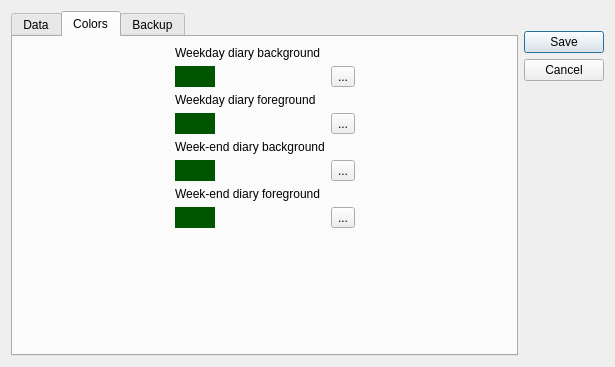
Qt form ui/settings.ui (vangeytedvg/Diary) before a commit.
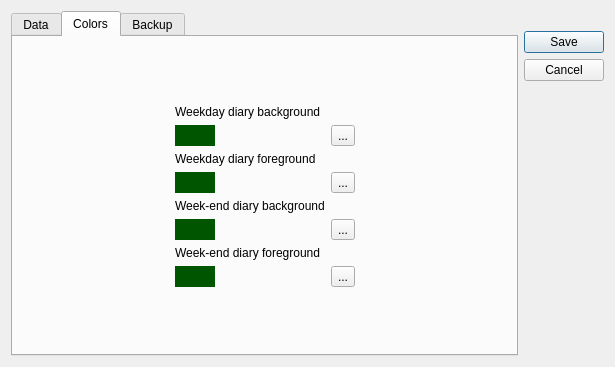
The same form after that commit. The open tabs and pages were chosen to show the change. Icons and pictures are not drawn.

Patch:
```diff
--- a/ui/settings.ui
+++ b/ui/settings.ui
@@ -74,153 +74,140 @@
        <item>
         <layout class="QGridLayout" name="gridLayout">
          <item row="6" column="1">
+          <widget class="QLabel" name="lbl_color_weekend_background">
+           <property name="maximumSize">
+            <size>
+             <width>40</width>
+             <height>16777215</height>
+            </size>
+           </property>
+           <property name="styleSheet">
+            <string notr="true">background-color: rgb(0, 85, 0);</string>
+           </property>
+           <property name="text">
+            <string/>
+           </property>
+          </widget>
+         </item>
+         <item row="7" column="1">
           <widget class="QLabel" name="label_6">
            <property name="text">
             <string>Week-end diary foreground</string>
            </property>
           </widget>
          </item>
-         <item row="7" column="2">
-          <widget class="QToolButton" name="btn_color_weekend_foreground">
+         <item row="8" column="1">
+          <widget class="QLabel" name="lbl_color_weekend_foreground">
+           <property name="maximumSize">
+            <size>
+             <width>40</width>
+             <height>16777215</height>
+            </size>
+           </property>
+           <property name="styleSheet">
+            <string notr="true">background-color: rgb(0, 85, 0);</string>
+           </property>
            <property name="text">
-            <string>...</string>
+            <string/>
            </property>
           </widget>
          </item>
+         <item row="2" column="0">
+          <spacer name="horizontalSpacer_3">
+           <property name="orientation">
+            <enum>Qt::Horizontal</enum>
+           </property>
+           <property name="sizeHint" stdset="0">
+            <size>
+             <width>40</width>
+             <height>20</height>
+            </size>
+           </property>
+          </spacer>
+         </item>
          <item row="5" column="1">
-          <widget class="QLabel" name="lbl_color_weekend_background">
-           <property name="maximumSize">
-            <size>
-             <width>40</width>
-             <height>16777215</height>
-            </size>
+          <widget class="QLabel" name="label_4">
+           <property name="text">
+            <string>Week-end diary background</string>
            </property>
-           <property name="styleSheet">
-            <string notr="true">background-color: rgb(0, 85, 0);</string>
-           </property>
+          </widget>
+         </item>
+         <item row="8" column="2">
+          <widget class="QToolButton" name="btn_color_weekend_foreground">
            <property name="text">
-            <string/>
+            <string>...</string>
            </property>
           </widget>
          </item>
          <item row="3" column="1">
-          <widget class="QLabel" name="lbl_color_weekday_foreground">
-           <property name="maximumSize">
-            <size>
-             <width>40</width>
-             <height>16777215</height>
-            </size>
-           </property>
-           <property name="styleSheet">
-            <string notr="true">background-color: rgb(0, 85, 0);</string>
-           </property>
-           <property name="text">
-            <string/>
-           </property>
-          </widget>
-         </item>
-         <item row="0" column="1" colspan="2">
-          <widget class="QLabel" name="label_2">
-           <property name="text">
-            <string>Weekday diary background</string>
-           </property>
-          </widget>
-         </item>
-         <item row="1" column="3">
-          <spacer name="horizontalSpacer_2">
-           <property name="orientation">
-            <enum>Qt::Horizontal</enum>
-           </property>
-           <property name="sizeHint" stdset="0">
-            <size>
-             <width>40</width>
-             <height>20</height>
-            </size>
-           </property>
-          </spacer>
-         </item>
-         <item row="1" column="2">
-          <widget class="QToolButton" name="btn_color_weekday_background">
-           <property name="text">
-            <string>...</string>
-           </property>
-          </widget>
-         </item>
-         <item row="8" column="1">
-          <spacer name="verticalSpacer_3">
-           <property name="orientation">
-            <enum>Qt::Vertical</enum>
-           </property>
-           <property name="sizeHint" stdset="0">
-            <size>
-             <width>20</width>
-             <height>40</height>
-            </size>
-           </property>
-          </spacer>
-         </item>
-         <item row="1" column="1">
-          <widget class="QLabel" name="lbl_color_weekday_background">
-           <property name="maximumSize">
-            <size>
-             <width>40</width>
-             <height>16777215</height>
-            </size>
-           </property>
-           <property name="styleSheet">
-            <string notr="true">background-color: rgb(0, 85, 0);</string>
-           </property>
-           <property name="text">
-            <string/>
-           </property>
-          </widget>
-         </item>
-         <item row="2" column="1">
           <widget class="QLabel" name="label_3">
            <property name="text">
             <string>Weekday diary foreground</string>
            </property>
           </widget>
          </item>
-         <item row="4" column="1">
-          <widget class="QLabel" name="label_4">
-           <property name="text">
-            <string>Week-end diary background</string>
-           </property>
-          </widget>
-         </item>
-         <item row="3" column="2">
+         <item row="4" column="2">
           <widget class="QToolButton" name="btn_color_weekday_foreground">
            <property name="text">
             <string>...</string>
            </property>
           </widget>
          </item>
-         <item row="7" column="1">
-          <widget class="QLabel" name="lbl_color_weekend_foreground">
-           <property name="maximumSize">
-            <size>
-             <width>40</width>
-             <height>16777215</height>
-            </size>
-           </property>
-           <property name="styleSheet">
-            <string notr="true">background-color: rgb(0, 85, 0);</string>
-           </property>
-           <property name="text">
-            <string/>
-           </property>
-          </widget>
-         </item>
-         <item row="5" column="2">
+         <item row="6" column="2">
           <widget class="QToolButton" name="btn_color_weekend_background">
            <property name="text">
             <string>...</string>
            </property>
           </widget>
          </item>
-         <item row="1" column="0">
-          <spacer name="horizontalSpacer_3">
+         <item row="2" column="2">
+          <widget class="QToolButton" name="btn_color_weekday_background">
+           <property name="text">
+            <string>...</string>
+           </property>
+          </widget>
+         </item>
+         <item row="2" column="1">
+          <widget class="QLabel" name="lbl_color_weekday_background">
+           <property name="maximumSize">
+            <size>
+             <width>40</width>
+             <height>16777215</height>
+            </size>
+           </property>
+           <property name="styleSheet">
+            <string notr="true">background-color: rgb(0, 85, 0);</string>
+           </property>
+           <property name="text">
+            <string/>
+           </property>
+          </widget>
+         </item>
+         <item row="1" column="1" colspan="2">
+          <widget class="QLabel" name="label_2">
+           <property name="text">
+            <string>Weekday diary background</string>
+           </property>
+          </widget>
+         </item>
+         <item row="4" column="1">
+          <widget class="QLabel" name="lbl_color_weekday_foreground">
+           <property name="maximumSize">
+            <size>
+             <width>40</width>
+             <height>16777215</height>
+            </size>
+           </property>
+           <property name="styleSheet">
+            <string notr="true">background-color: rgb(0, 85, 0);</string>
+           </property>
+           <property name="text">
+            <string/>
+           </property>
+          </widget>
+         </item>
+         <item row="2" column="3">
+          <spacer name="horizontalSpacer_2">
            <property name="orientation">
             <enum>Qt::Horizontal</enum>
            </property>
@@ -232,6 +219,32 @@
            </property>
           </spacer>
          </item>
+         <item row="9" column="1">
+          <spacer name="verticalSpacer_3">
+           <property name="orientation">
+            <enum>Qt::Vertical</enum>
+           </property>
+           <property name="sizeHint" stdset="0">
+            <size>
+             <width>20</width>
+             <height>40</height>
+            </size>
+           </property>
+          </spacer>
+         </item>
+         <item row="0" column="1">
+          <spacer name="verticalSpacer_5">
+           <property name="orientation">
+            <enum>Qt::Vertical</enum>
+           </property>
+           <property name="sizeHint" stdset="0">
+            <size>
+             <width>20</width>
+             <height>40</height>
+            </size>
+           </property>
+          </spacer>
+         </item>
         </layout>
        </item>
       </layout>
```
